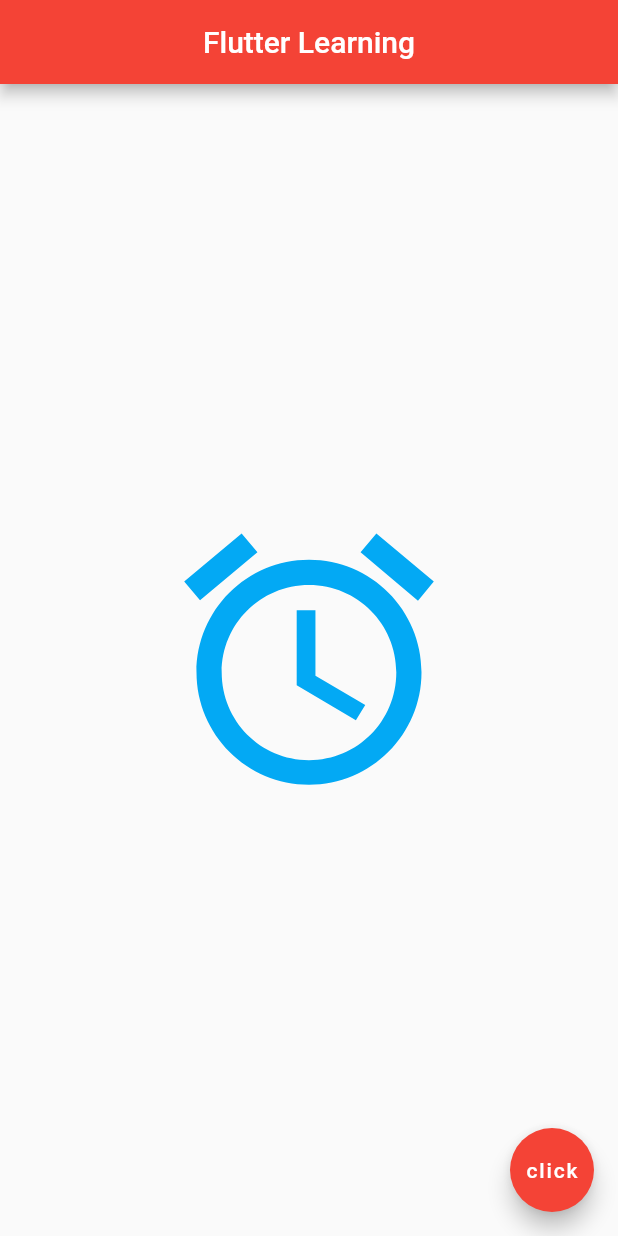
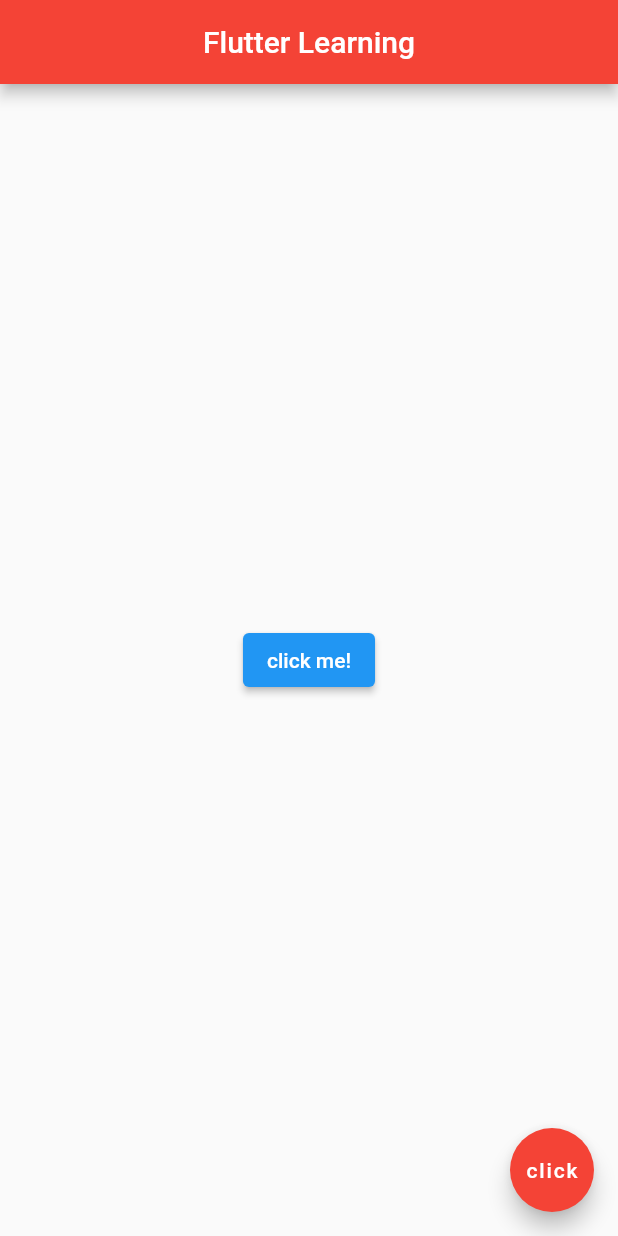
Before and after one commit to behzad-nematzadeh/FlutterLearning, a Flutter app: the screen it shows after launch, on a phone screen of 412 x 824 dp. Run offline on Flutter 3.47's test engine with Material 2 defaults, Android fonts, the phone set to English and light mode, and no system bars.

Commit message:
ElevatedButton

```diff
--- a/lib/main.dart
+++ b/lib/main.dart
@@ -17,12 +17,22 @@ class Home extends StatelessWidget {
         centerTitle: true,
         backgroundColor: Colors.red[500],
       ),
-      body: const Center(
-        child: Icon(
-          Icons.access_alarm,
-          size: 200,
-          color: Colors.lightBlue,
-        )
+      body: Center(
+        child: ElevatedButton(
+          onPressed: () {},
+          child: const Text('click me!'),
+          /*style: ElevatedButton.styleFrom(
+            primary: Colors.blue, // background
+            onPrimary: Colors.white, // foreground
+          ),*/
+          /*style: ButtonStyle(
+            backgroundColor: MaterialStateProperty.all(Colors.red),
+            padding: MaterialStateProperty.all(const EdgeInsets.all(8)),
+            textStyle: MaterialStateProperty.all(
+              const TextStyle(fontSize: 20),
+            ),
+          ),*/
+        ),
       ),
       floatingActionButton: FloatingActionButton(
         onPressed: () {},
```
